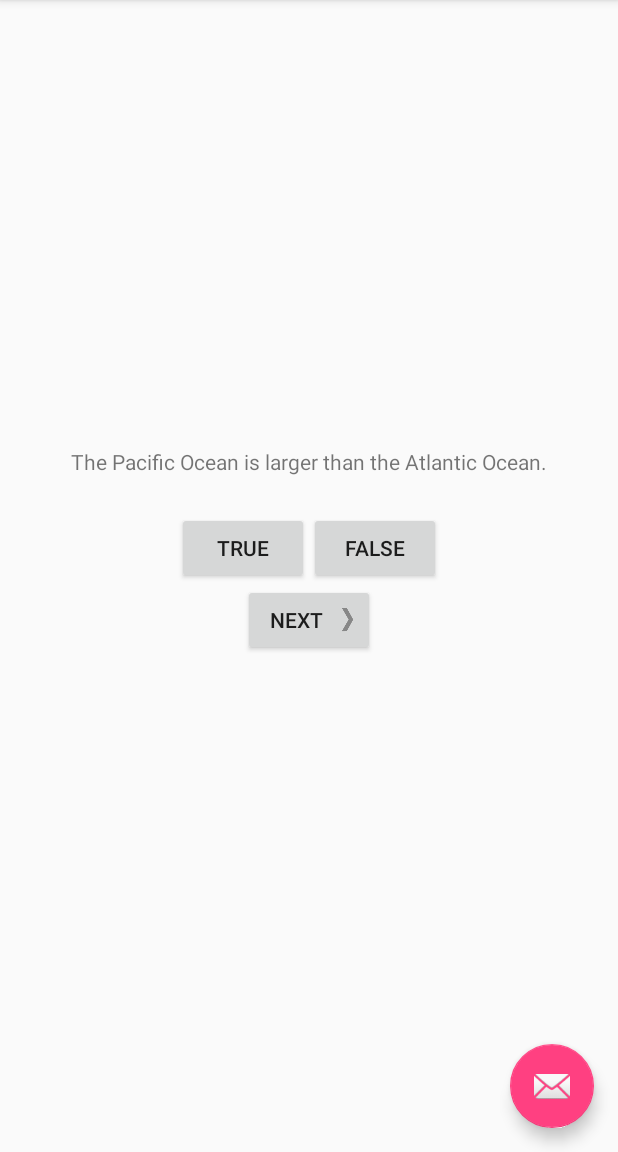
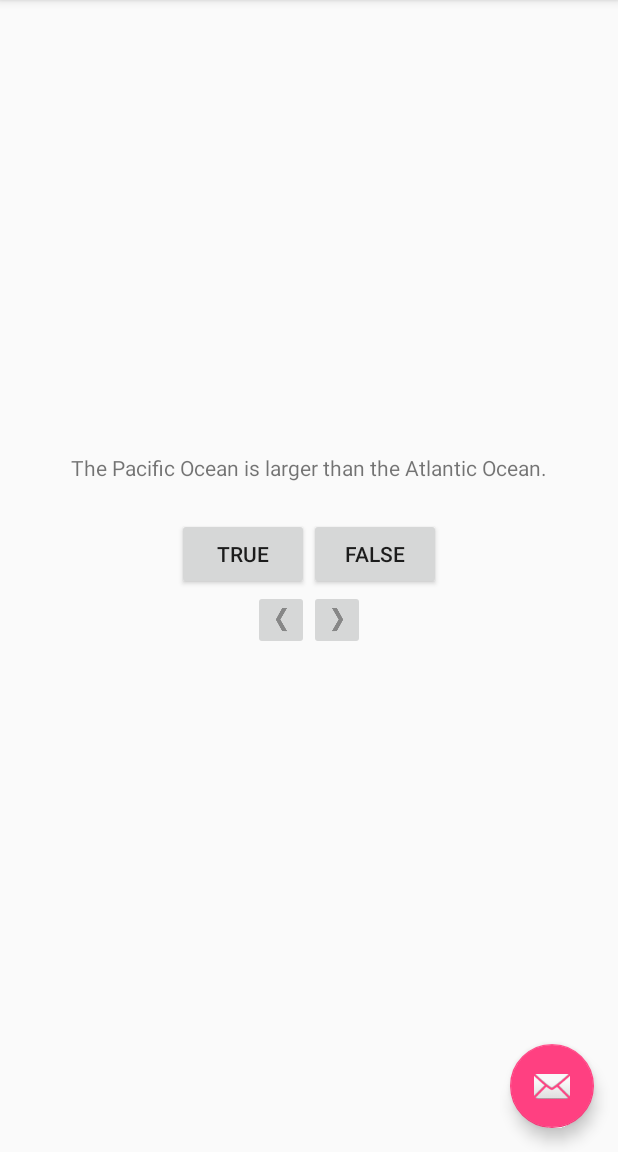
Before and after one commit to sergei-bespalov/BigNer, an Android app: the screen it shows after launch (QuizActivity), after a tap on "TRUE", on a phone screen of 412 x 824 dp, the part 84-1236 px from its top. Run offline under Robolectric (Android 15) with nearby library versions, the phone set to English and light mode, and no system bars.

Commit message:
ch.2 all challenges done

```diff
--- a/GeoQuiz/app/src/main/java/com/s99/geoquiz/QuizActivity.java
+++ b/GeoQuiz/app/src/main/java/com/s99/geoquiz/QuizActivity.java
@@ -9,6 +9,7 @@ import android.view.View;
 import android.view.Menu;
 import android.view.MenuItem;
 import android.widget.Button;
+import android.widget.ImageButton;
 import android.widget.TextView;
 import android.widget.Toast;
 
@@ -16,7 +17,8 @@ public class QuizActivity extends AppCompatActivity {
 
     private Button mTrueButton;
     private Button mFalseButton;
-    private Button mNextButton;
+    private ImageButton mNextButton;
+    private ImageButton mPrevButton;
     private TextView mQuestionTextView;
 
     private Question[] mQuestionBank = new Question[]{
@@ -42,7 +44,7 @@ public class QuizActivity extends AppCompatActivity {
     private void checkAnswer(boolean userPressedTrue) {
         boolean answerTrue = mQuestionBank[mCurrentIndex].isAnswerTrue();
 
-        int messageResId = 0;
+        int messageResId;
 
         if (userPressedTrue == answerTrue) {
             messageResId = R.string.correct_toast;
@@ -96,11 +98,20 @@ public class QuizActivity extends AppCompatActivity {
             }
         });
 
-        mNextButton = (Button) findViewById(R.id.next_button);
+        mNextButton = (ImageButton) findViewById(R.id.next_button);
         mNextButton.setOnClickListener(new View.OnClickListener() {
             @Override
             public void onClick(View v) {
                 nextQuestion();
+            }
+        });
+
+        mPrevButton = (ImageButton) findViewById(R.id.prev_button);
+        mPrevButton.setOnClickListener(new View.OnClickListener() {
+            @Override
+            public void onClick(View v) {
+                mCurrentIndex = mCurrentIndex - 1 < 0? mQuestionBank.length - 1: mCurrentIndex -1;
+                updateQuestion();
             }
         });
     }
--- a/GeoQuiz/app/src/main/res/layout/content_quiz.xml
+++ b/GeoQuiz/app/src/main/res/layout/content_quiz.xml
@@ -31,12 +31,26 @@
 
     </LinearLayout>
 
-    <Button
-        android:id="@+id/next_button"
+    <LinearLayout
         android:layout_width="wrap_content"
         android:layout_height="wrap_content"
-        android:text="@string/next_button"
-        android:drawableRight="@drawable/arrow_right"
-        android:drawablePadding="4dp"/>
+        android:orientation="horizontal">
+
+        <ImageButton
+            android:id="@+id/prev_button"
+            android:layout_width="wrap_content"
+            android:layout_height="wrap_content"
+            android:src="@drawable/arrow_left"
+            android:contentDescription="@string/prev_button"
+           />
+
+        <ImageButton
+            android:id="@+id/next_button"
+            android:layout_width="wrap_content"
+            android:layout_height="wrap_content"
+            android:src="@drawable/arrow_right"
+            android:contentDescription="@string/next_button"/>
+
+    </LinearLayout>
 
 </LinearLayout>
--- a/GeoQuiz/app/src/main/res/values/strings.xml
+++ b/GeoQuiz/app/src/main/res/values/strings.xml
@@ -2,6 +2,7 @@
     <string name="app_name">GeoQuiz</string>
     <string name="action_settings">Settings</string>
     <string name="next_button">Next</string>
+    <string name="prev_button">Prev</string>
     <string name="true_button">True</string>
     <string name="false_button">False</string>
     <string name="correct_toast">Correct!</string>
```
